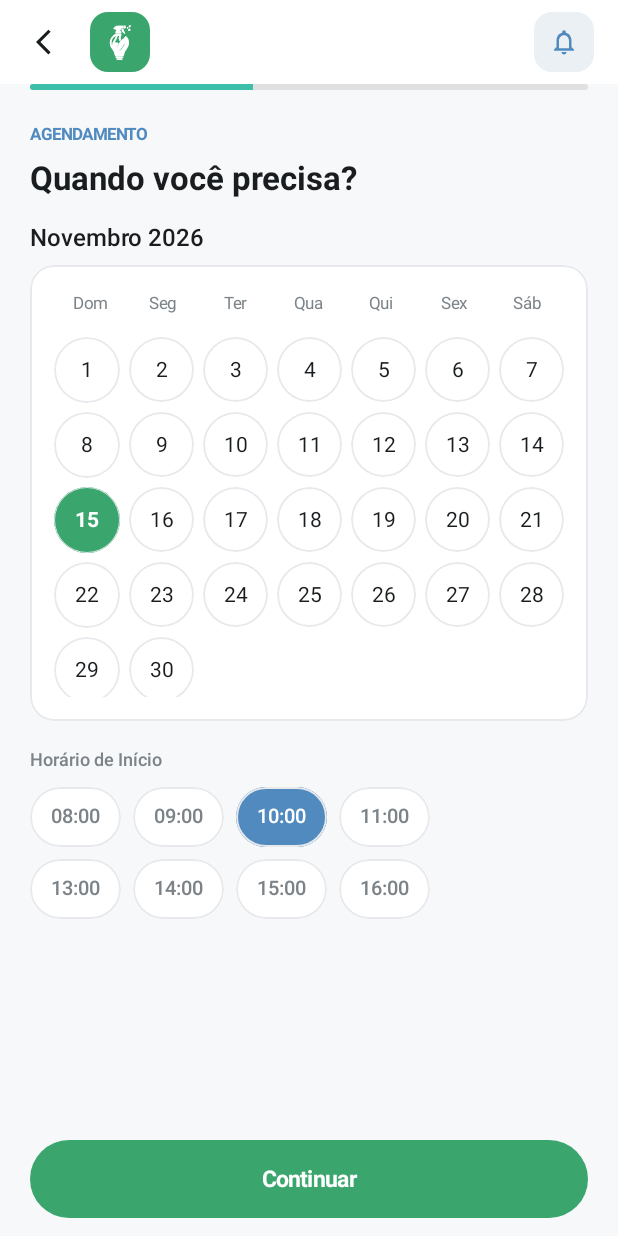
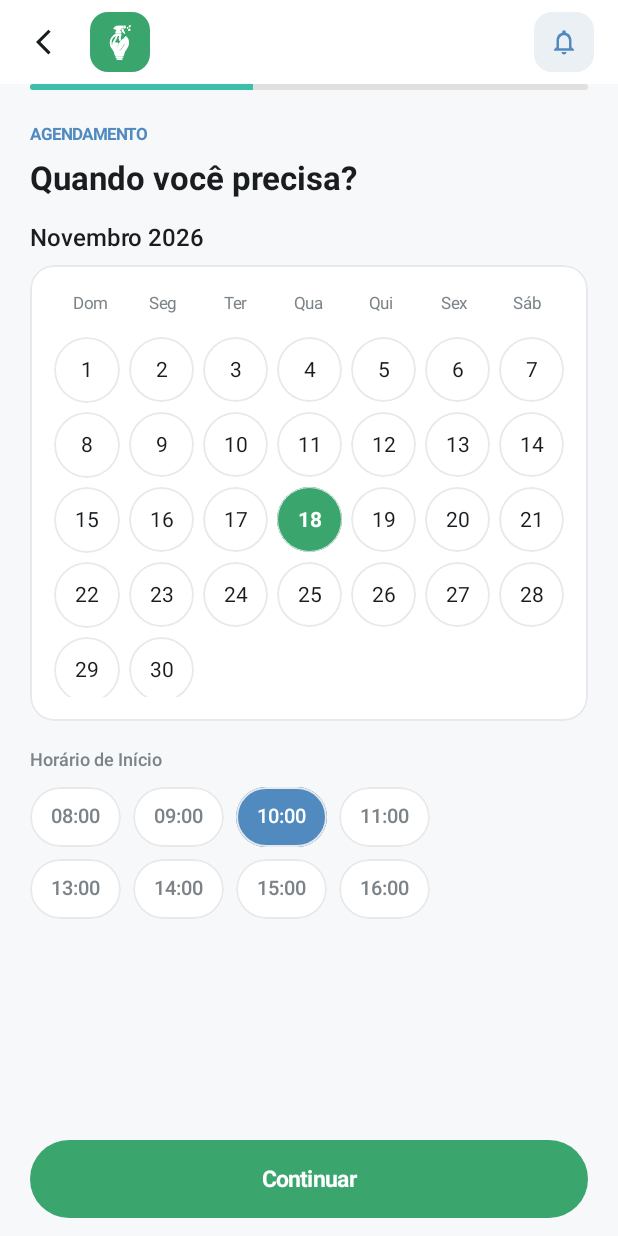
Before and after one commit to fagundessana/LumisApp, an Android app built with Jetpack Compose: the composable AgendamentoScreen shown on its own in the app's theme, on a phone screen of 412 x 824 dp. Run offline under Robolectric (Android 15) with nearby library versions, the phone set to English and light mode, and no system bars.

Commit message:
Support scheduling on API 24
Replace java.time date handling with Calendar for API 24 compatibility, add multidex support, and adjust system bar themes across Android versions.

```diff
--- a/app/build.gradle.kts
+++ b/app/build.gradle.kts
@@ -14,6 +14,7 @@ android {
         targetSdk = 36
         versionCode = 1
         versionName = "1.0"
+        multiDexEnabled = true
 
         testInstrumentationRunner = "androidx.test.runner.AndroidJUnitRunner"
     }
--- a/app/src/main/java/com/example/lumis/data/LocalizacaoHelper.kt
+++ b/app/src/main/java/com/example/lumis/data/LocalizacaoHelper.kt
@@ -80,6 +80,7 @@ object LocalizacaoHelper {
         return formatarRegiao(context, local.latitude, local.longitude)
     }
 
+    @Suppress("MissingPermission")
     private suspend fun pedirPosicaoAtual(context: Context, prioridade: Int): Location? =
         suspendCancellableCoroutine { cont ->
             try {
@@ -94,6 +95,7 @@ object LocalizacaoHelper {
             }
         }
 
+    @Suppress("MissingPermission")
     private suspend fun pedirUltimaPosicao(context: Context): Location? =
         suspendCancellableCoroutine { cont ->
             try {
--- a/app/src/main/java/com/example/lumis/view/screens/services/AgendamentoScreen.kt
+++ b/app/src/main/java/com/example/lumis/view/screens/services/AgendamentoScreen.kt
@@ -27,7 +27,7 @@ import com.example.lumis.view.components.BotaoContinuar
 import com.example.lumis.view.components.LinhaProgresso
 import com.example.lumis.view.components.LumisTopBar
 import com.example.lumis.view.theme.*
-import java.time.YearMonth
+import java.util.Calendar
 
 // ============================================================
 // PALETA (usa as mesmas da Claud e da servicesScreen)
@@ -48,17 +48,22 @@ fun AgendamentoScreen(
     onConfirm: (dia: Int, horario: String) -> Unit = { _, _ -> }
 ) {
 
-    // Data atual / padrão
-    val hoje = YearMonth.now()
-    var ano by remember { mutableStateOf(hoje.year) }
-    var mes by remember { mutableStateOf(hoje.month) }
-    var diaSelecionado by remember { mutableStateOf(15) }
+    // Data atual / padrão (usando Calendar para compatibilidade com API 24)
+    val cal = Calendar.getInstance()
+    val hojeAno = cal.get(Calendar.YEAR)
+    val hojeMes = cal.get(Calendar.MONTH) + 1 // Calendar.MONTH é 0-based
+    val hojeDia = cal.get(Calendar.DAY_OF_MONTH)
+    val diasNoMes = cal.getActualMaximum(Calendar.DAY_OF_MONTH)
+
+    var ano by remember { mutableStateOf(hojeAno) }
+    var mes by remember { mutableStateOf(hojeMes) }
+    var diaSelecionado by remember { mutableStateOf(hojeDia) }
 
     // Horário selecionado
     var horarioSelecionado by remember { mutableStateOf("10:00") }
 
-    // Dias do mês atual (simples, sem validar os dias da semana)
-    val dias = (1..mes.length(hoje.isLeapYear)).toList()
+    // Dias do mês atual
+    val dias = (1..diasNoMes).toList()
 
     // Horários disponíveis
     val horarios = listOf("08:00", "09:00", "10:00", "11:00", "13:00", "14:00", "15:00", "16:00")
@@ -272,8 +277,8 @@ fun HorarioPill(
 // UTIL — nome do mês
 // ============================================================
 
-private fun formatarMes(mes: java.time.Month, ano: Int): String {
-    val nome = when (mes.value) {
+private fun formatarMes(mes: Int, ano: Int): String {
+    val nome = when (mes) {
         1 -> "Janeiro"
         2 -> "Fevereiro"
         3 -> "Março"
--- /dev/null
+++ b/app/src/main/res/values-v27/themes.xml
@@ -0,0 +1,11 @@
+<?xml version="1.0" encoding="utf-8"?>
+<resources>
+
+    <style name="Theme.Lumis" parent="android:Theme.Material.Light.NoActionBar">
+        <item name="android:statusBarColor">#F7F8FA</item>
+        <item name="android:windowLightStatusBar">true</item>
+        <item name="android:navigationBarColor">#F7F8FA</item>
+        <item name="android:windowLightNavigationBar">true</item>
+    </style>
+
+</resources>
--- a/app/src/main/res/values-v35/themes.xml
+++ b/app/src/main/res/values-v35/themes.xml
@@ -1,8 +1,8 @@
 <?xml version="1.0" encoding="utf-8"?>
-<resources>
+<resources xmlns:tools="http://schemas.android.com/tools">
     <!-- No Android 15+ (API 35) o edge-to-edge é obrigatório.
          Este opt-out restaura a barra de sistema clássica (wifi/bateria visíveis). -->
-    <style name="Theme.Lumis" parent="android:Theme.Material.Light.NoActionBar">
+    <style name="Theme.Lumis" parent="android:Theme.Material.Light.NoActionBar" tools:targetApi="35">
         <item name="android:statusBarColor">#F7F8FA</item>
         <item name="android:windowLightStatusBar">true</item>
         <item name="android:navigationBarColor">#F7F8FA</item>
--- a/app/src/main/res/values/themes.xml
+++ b/app/src/main/res/values/themes.xml
@@ -5,6 +5,6 @@
         <item name="android:statusBarColor">#F7F8FA</item>
         <item name="android:windowLightStatusBar">true</item>
         <item name="android:navigationBarColor">#F7F8FA</item>
-        <item name="android:windowLightNavigationBar">true</item>
     </style>
+
 </resources>
```
Also changed, not shown: app/src/main/java/com/example/lumis/view/MainScaffold.kt (+5 -3 lines).
